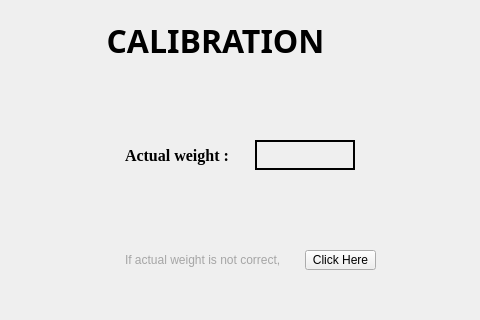
Old version of the form thirddialog.ui in the repository maharaja1510/UI; both pictures show x 185 to 665 and y 0 to 320 of the 800 by 480 pixel window.
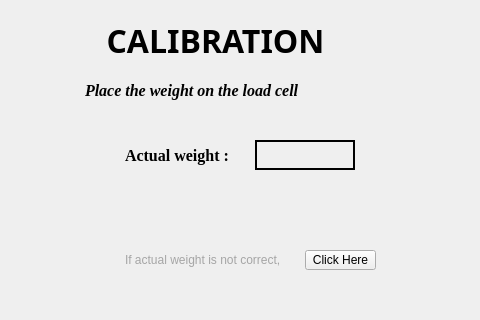
New version of the form.

Patch:
```diff
--- a/thirddialog.ui
+++ b/thirddialog.ui
@@ -150,6 +150,28 @@
     <string>If actual weight is not correct, </string>
    </property>
   </widget>
+  <widget class="QLabel" name="label_2">
+   <property name="geometry">
+    <rect>
+     <x>270</x>
+     <y>80</y>
+     <width>311</width>
+     <height>21</height>
+    </rect>
+   </property>
+   <property name="font">
+    <font>
+     <family>Times New Roman</family>
+     <pointsize>12</pointsize>
+     <weight>75</weight>
+     <italic>true</italic>
+     <bold>true</bold>
+    </font>
+   </property>
+   <property name="text">
+    <string>Place the weight on the load cell</string>
+   </property>
+  </widget>
  </widget>
  <resources/>
  <connections/>
```
